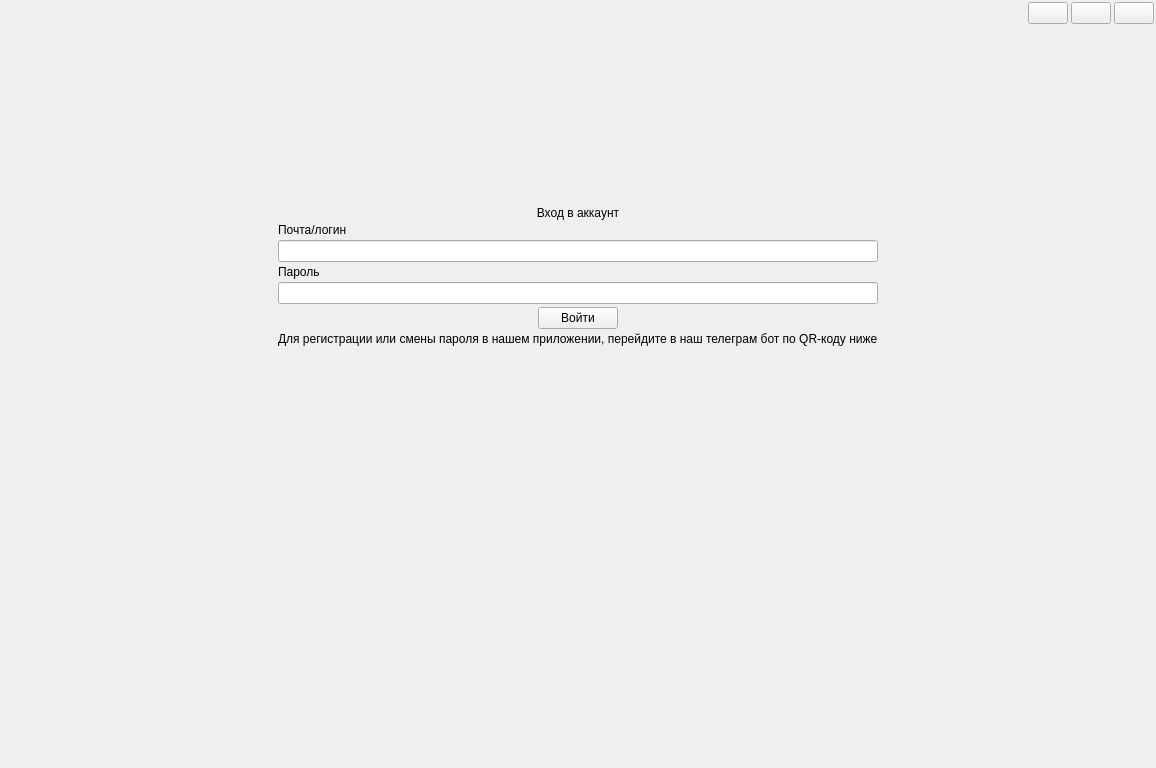
Qt form front/ui.ui (Resmko99/Is-for-translator) before a commit.
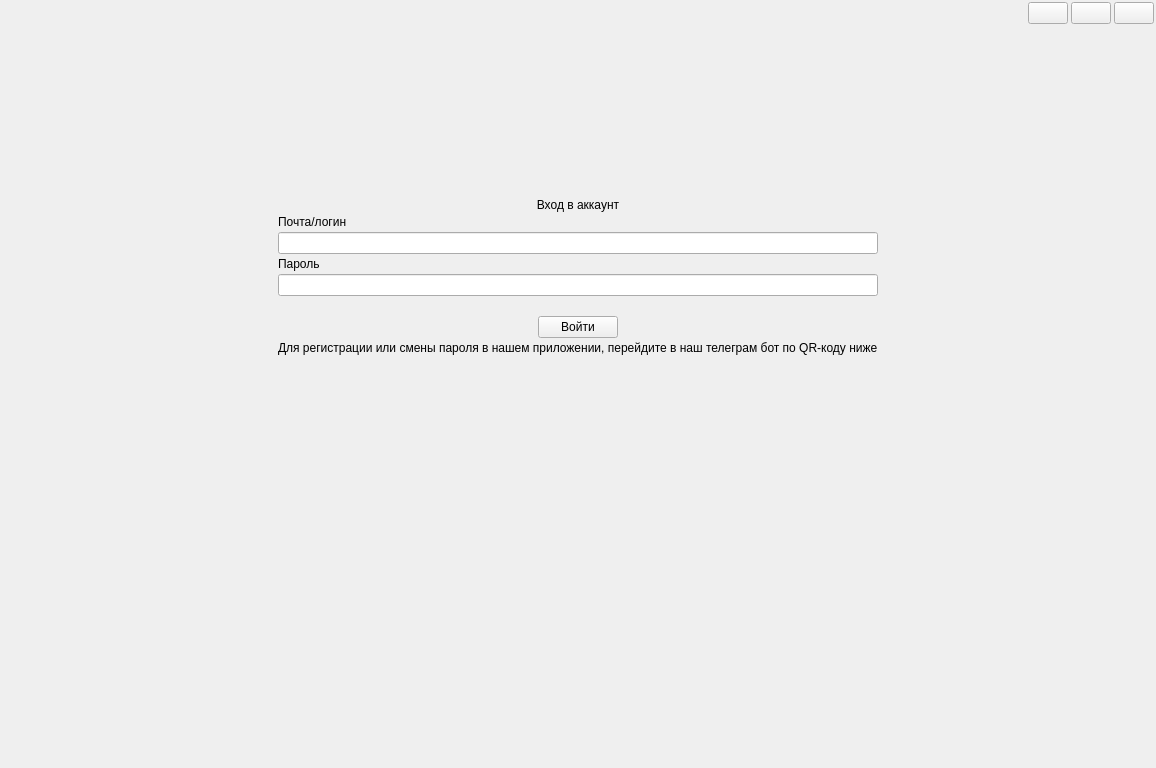
The same form after that commit. The open tabs and pages were chosen to show the change. Icons and pictures are not drawn.

Commit message: Доработка ошибок на страницах с отправкой файлов и странице авторизации

Diff of the .ui file:
```diff
--- a/front/ui.ui
+++ b/front/ui.ui
@@ -310,6 +310,16 @@
             </property>
            </widget>
           </item>
+          <item>
+           <widget class="QLabel" name="errorLabel">
+            <property name="text">
+             <string/>
+            </property>
+            <property name="alignment">
+             <set>Qt::AlignCenter</set>
+            </property>
+           </widget>
+          </item>
           <item alignment="Qt::AlignHCenter">
            <widget class="QPushButton" name="inLogBtn">
             <property name="sizePolicy">
```
Left out of the diff: 2 changed lines with no effect on the pictures. The commit also changes 2 other files.
